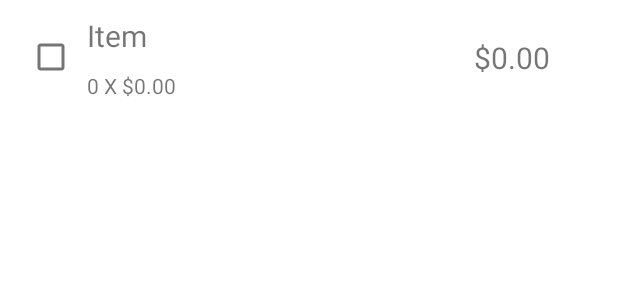
After one commit to binary-idiot/Shopping-List-Calculator, an Android app: the layout layout_list_item.xml on its own in the app's theme, with its tools: preview values and no code run, on a phone screen of 412 x 824 dp. The commit adds this screen. Shown: the top 300 px of the screen. Run offline under Robolectric (Android 15) with nearby library versions, the phone set to English and light mode, and no system bars.

Commit message:
Implement recycler view on MainActivity

```diff
--- a/app/src/main/java/com/jonahmiddleton/shoppinglistcalculator/Item.java
+++ b/app/src/main/java/com/jonahmiddleton/shoppinglistcalculator/Item.java
@@ -39,7 +39,7 @@ public class Item implements Parcelable {
      * Create default new item
      */
     public Item(){
-        this(NO_ID, "", 0, 0, true, false);
+        this(NO_ID, "", 0, 0, false, true);
     }
 
     /**
--- /dev/null
+++ b/app/src/main/res/layout/layout_list_item.xml
@@ -0,0 +1,48 @@
+<?xml version="1.0" encoding="utf-8"?>
+<androidx.constraintlayout.widget.ConstraintLayout xmlns:android="http://schemas.android.com/apk/res/android"
+    xmlns:app="http://schemas.android.com/apk/res-auto"
+    xmlns:tools="http://schemas.android.com/tools"
+    android:layout_width="match_parent"
+    android:layout_height="wrap_content">
+
+    <TextView
+        android:id="@+id/itemNameView"
+        android:layout_width="wrap_content"
+        android:layout_height="wrap_content"
+        android:layout_marginTop="10dp"
+        android:text="@string/ItemNameViewText"
+        android:textSize="20sp"
+        app:layout_constraintStart_toEndOf="@+id/includeListItemInTotalCheckBox"
+        app:layout_constraintTop_toTopOf="parent" />
+
+    <TextView
+        android:id="@+id/amountPriceView"
+        android:layout_width="wrap_content"
+        android:layout_height="wrap_content"
+        android:layout_marginTop="10dp"
+        android:layout_marginBottom="10dp"
+        android:text="@string/amountPriceViewText"
+        app:layout_constraintBottom_toBottomOf="parent"
+        app:layout_constraintStart_toStartOf="@+id/itemNameView"
+        app:layout_constraintTop_toBottomOf="@+id/itemNameView" />
+
+    <TextView
+        android:id="@+id/totalItemPriceView"
+        android:layout_width="wrap_content"
+        android:layout_height="wrap_content"
+        android:layout_marginEnd="45dp"
+        android:text="@string/totalItemPriceText"
+        android:textSize="20sp"
+        app:layout_constraintBottom_toBottomOf="@+id/amountPriceView"
+        app:layout_constraintEnd_toEndOf="parent"
+        app:layout_constraintTop_toTopOf="@+id/itemNameView" />
+
+    <CheckBox
+        android:id="@+id/includeListItemInTotalCheckBox"
+        android:layout_width="wrap_content"
+        android:layout_height="wrap_content"
+        android:layout_marginStart="10dp"
+        app:layout_constraintBottom_toBottomOf="@+id/amountPriceView"
+        app:layout_constraintStart_toStartOf="parent"
+        app:layout_constraintTop_toTopOf="@+id/itemNameView" />
+</androidx.constraintlayout.widget.ConstraintLayout>
--- a/app/src/main/res/values/strings.xml
+++ b/app/src/main/res/values/strings.xml
@@ -11,4 +11,7 @@
     <string name="includeItemInTotalCheckBoxLabel">Include Item In Total</string>
     <string name="updateItemButtonText">Update</string>
     <string name="cancelItemButton">Cancel</string>
+    <string name="ItemNameViewText">Item</string>
+    <string name="amountPriceViewText">0 X $0.00</string>
+    <string name="totalItemPriceText">$0.00</string>
 </resources>
```
Also changed, not shown: app/src/main/java/com/jonahmiddleton/shoppinglistcalculator/EditItemActivity.java (+4 -4 lines), app/src/main/java/com/jonahmiddleton/shoppinglistcalculator/ListItemAdapter.java (added, +72 -0 lines), app/src/main/java/com/jonahmiddleton/shoppinglistcalculator/MainActivity.java (+26 -0 lines), app/src/main/res/layout/activity_main.xml (+5 -2 lines).
